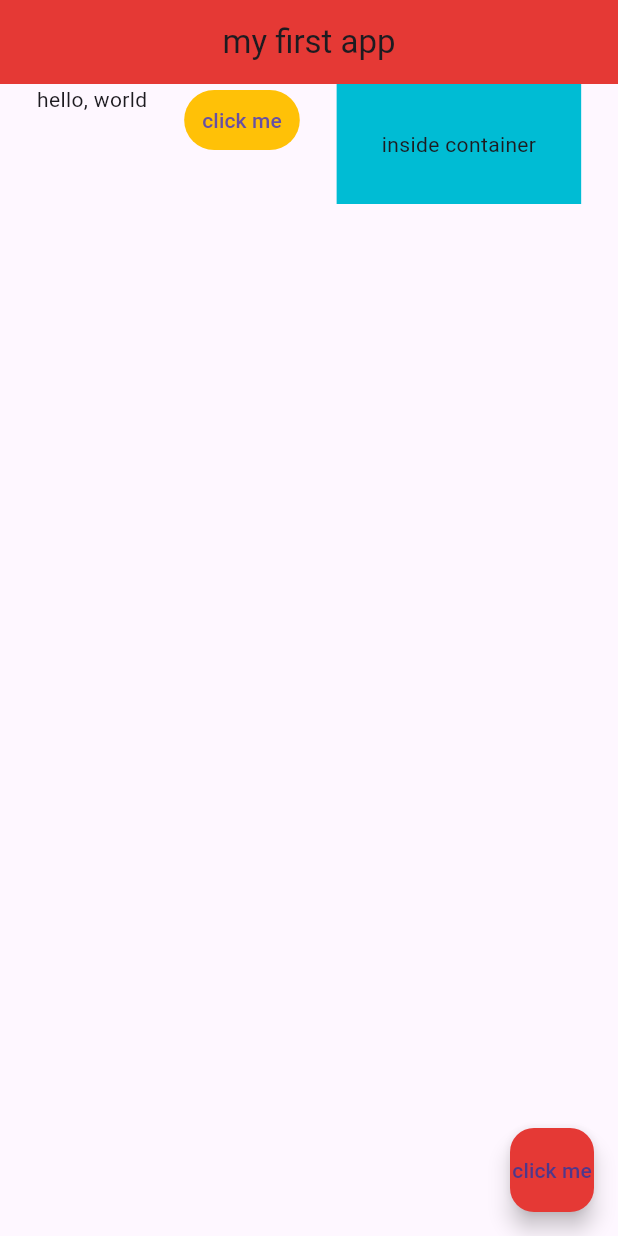
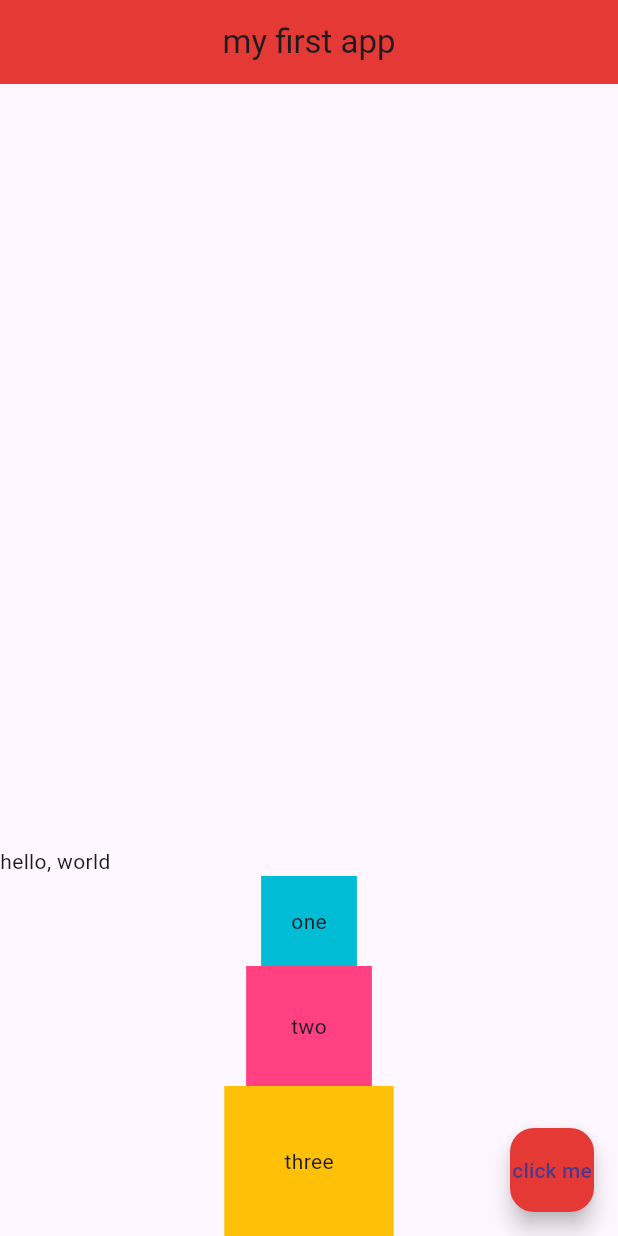
Before and after one commit to doducduy20127477/myflutterapp, a Flutter app: the screen it shows after launch, on a phone screen of 412 x 824 dp. Run offline on Flutter 3.47's test engine with Material 3 defaults, Android fonts, the phone set to English and light mode, and no system bars.

Commit message:
feat: add columns widget

```diff
--- a/lib/main.dart
+++ b/lib/main.dart
@@ -75,22 +75,49 @@ class Home extends StatelessWidget {
       //   color: Colors.grey[400],
       //   child: Text('Hello'),
       // ),
-      body: Row(
-        mainAxisAlignment: MainAxisAlignment.spaceEvenly,
-        crossAxisAlignment: CrossAxisAlignment.start,
+      // body: Row(
+      //   mainAxisAlignment: MainAxisAlignment.spaceEvenly,
+      //   crossAxisAlignment: CrossAxisAlignment.start,
+      //   children: [
+      //     Text('hello, world'),
+      //     TextButton(
+      //       onPressed: () {  },
+      //       style: ButtonStyle(
+      //        backgroundColor: MaterialStateProperty.all<Color>(Colors.amber)
+      //       ),
+      //       child: Text('click me'),
+      //     ),
+      //     Container(
+      //       color: Colors.cyan,
+      //       padding: EdgeInsets.all(30.0),
+      //       child: Text('inside container'),
+      //     )
+      //   ],
+      // ),
+      body: Column(
+        mainAxisAlignment: MainAxisAlignment.end,
+        crossAxisAlignment: CrossAxisAlignment.center,
         children: [
-          Text('hello, world'),
-          TextButton(
-            onPressed: () {  },
-            style: ButtonStyle(
-             backgroundColor: MaterialStateProperty.all<Color>(Colors.amber)
-            ),
-            child: Text('click me'),
+          Row(
+            children: [
+              Text('hello, '),
+              Text('world')
+            ],
           ),
           Container(
+            padding: EdgeInsets.all(20.0),
             color: Colors.cyan,
+            child: Text('one'),
+          ),
+          Container(
             padding: EdgeInsets.all(30.0),
-            child: Text('inside container'),
+            color: Colors.pinkAccent,
+            child: Text('two'),
+          ),
+          Container(
+            padding: EdgeInsets.all(40.0),
+            color: Colors.amber,
+            child: Text('three'),
           )
         ],
       ),
```
